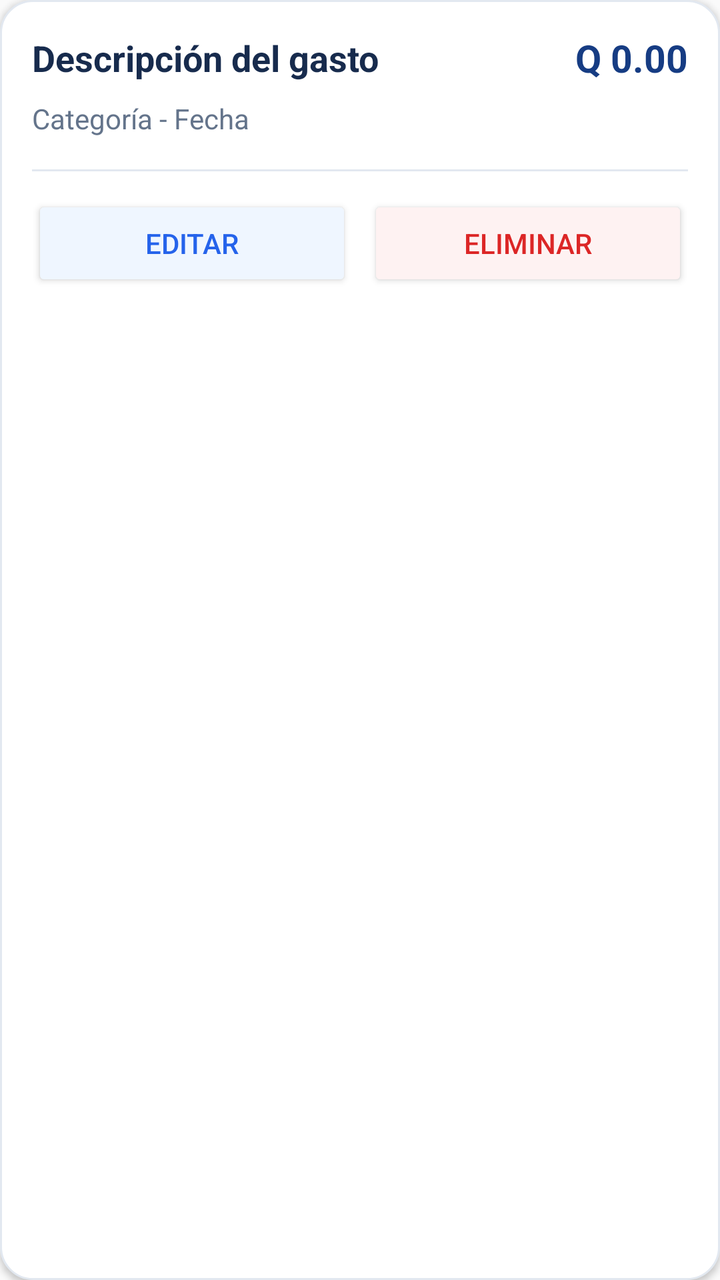
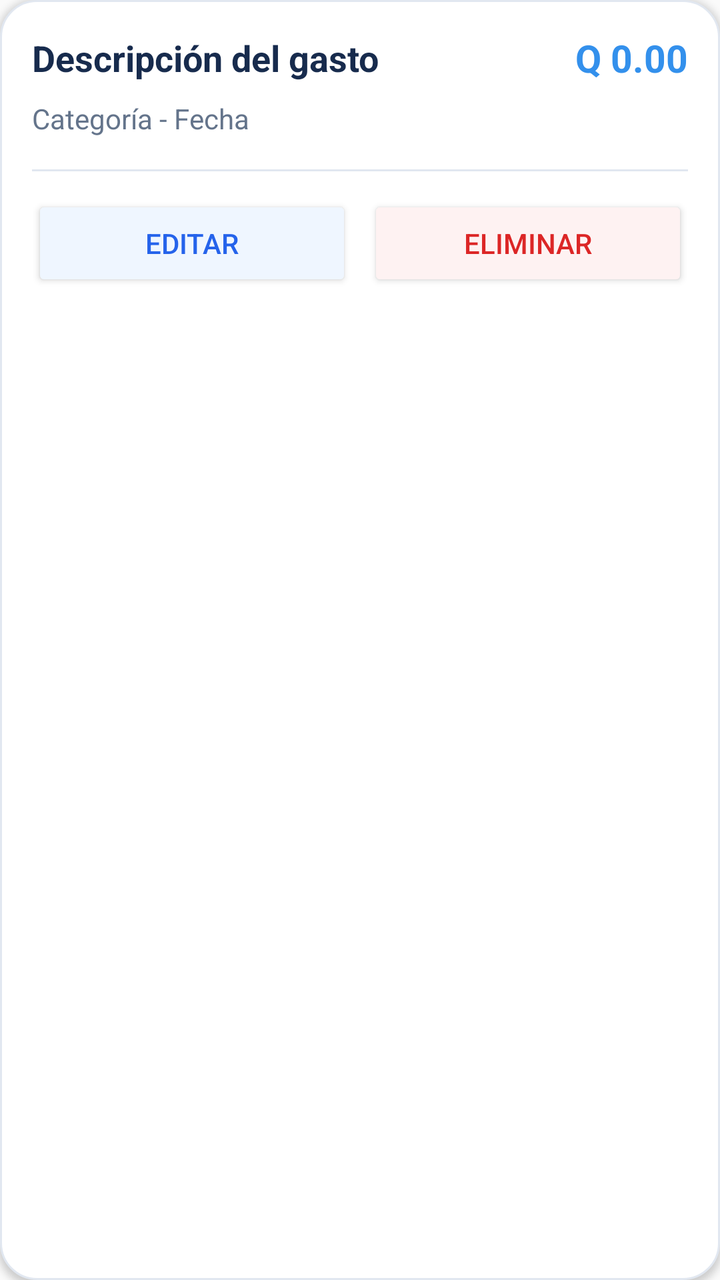

Two renders of the same Android screen: before a commit and after it. Below are the layout's source before the change and the commit's diff.
<!-- AndroidManifest.xml: application theme Theme.ControlGastos -->
<!-- res/layout/item_gasto.xml -->
<?xml version="1.0" encoding="utf-8"?>
<LinearLayout
    xmlns:android="http://schemas.android.com/apk/res/android"
    android:layout_width="match_parent"
    android:layout_height="wrap_content"
    android:layout_marginBottom="12dp"
    android:background="@drawable/bg_tarjeta_gasto"
    android:elevation="2dp"
    android:orientation="vertical"
    android:padding="16dp">

    
    <LinearLayout
        android:layout_width="match_parent"
        android:layout_height="wrap_content"
        android:orientation="horizontal"
        android:gravity="center_vertical">

        <TextView
            android:id="@+id/tvDescripcionGasto"
            android:layout_width="0dp"
            android:layout_height="wrap_content"
            android:layout_weight="1"
            android:layout_marginEnd="12dp"
            android:text="Descripción del gasto"
            android:textColor="#172B4D"
            android:textSize="18sp"
            android:textStyle="bold" />

        <TextView
            android:id="@+id/tvMontoGasto"
            android:layout_width="wrap_content"
            android:layout_height="wrap_content"
            android:text="Q 0.00"
            android:textColor="#163C83"
            android:textSize="19sp"
            android:textStyle="bold" />

    </LinearLayout>

    
    <TextView
        android:id="@+id/tvDetalleGasto"
        android:layout_width="match_parent"
        android:layout_height="wrap_content"
        android:layout_marginTop="8dp"
        android:text="Categoría - Fecha"
        android:textColor="#64748B"
        android:textSize="14sp" />

    
    <View
        android:layout_width="match_parent"
        android:layout_height="1dp"
        android:layout_marginTop="16dp"
        android:layout_marginBottom="12dp"
        android:background="#E2E8F0" />

    
    <LinearLayout
        android:layout_width="match_parent"
        android:layout_height="wrap_content"
        android:orientation="horizontal">

        <Button
            android:id="@+id/btnEditarGasto"
            android:layout_width="0dp"
            android:layout_height="48dp"
            android:layout_weight="1"
            android:layout_marginEnd="8dp"
            android:text="EDITAR"
            android:textColor="#2563EB"
            android:backgroundTint="#EFF6FF" />

        <Button
            android:id="@+id/btnEliminarGasto"
            android:layout_width="0dp"
            android:layout_height="48dp"
            android:layout_weight="1"
            android:text="ELIMINAR"
            android:textColor="#DC2626"
            android:backgroundTint="#FEF2F2" />

    </LinearLayout>

</LinearLayout>
<!-- resources referenced by this layout -->
<resources>
  <!-- drawable bg_tarjeta_gasto (drawable) -->
  <?xml version="1.0" encoding="utf-8"?>
  <shape xmlns:android="http://schemas.android.com/apk/res/android"
      android:shape="rectangle">
  
      <solid android:color="#FFFFFF" />
  
      <corners android:radius="16dp" />
  
      <stroke
          android:width="1dp"
          android:color="#E2E8F0" />
  
  </shape>
  <style name="Theme.ControlGastos" parent="Theme.AppCompat.DayNight.NoActionBar" />
</resources>

<!-- the commit's change to res/layout/item_gasto.xml (unified diff, before → after) -->
@@ -23,7 +23,7 @@
             android:layout_weight="1"
             android:layout_marginEnd="12dp"
             android:text="Descripción del gasto"
-            android:textColor="#172B4D"
+            android:textColor="@color/finance_text"
             android:textSize="18sp"
             android:textStyle="bold" />
 
@@ -32,7 +32,7 @@
             android:layout_width="wrap_content"
             android:layout_height="wrap_content"
             android:text="Q 0.00"
-            android:textColor="#163C83"
+            android:textColor="@color/finance_primary"
             android:textSize="19sp"
             android:textStyle="bold" />
 
@@ -45,7 +45,7 @@
         android:layout_height="wrap_content"
         android:layout_marginTop="8dp"
         android:text="Categoría - Fecha"
-        android:textColor="#64748B"
+        android:textColor="@color/finance_secondary_text"
         android:textSize="14sp" />
 
     
@@ -54,7 +54,7 @@
         android:layout_height="1dp"
         android:layout_marginTop="16dp"
         android:layout_marginBottom="12dp"
-        android:background="#E2E8F0" />
+        android:background="@color/finance_border" />
 
     
     <LinearLayout
<!-- resource entries referenced after the edit -->
@@ -1,19 +1,24 @@
 <!-- resources referenced by this layout -->
 <resources>
+  <color name="finance_border">#E1E7F0</color>
+  <color name="finance_primary">#3390EC</color>
+  <color name="finance_secondary_text">#64748B</color>
+  <color name="finance_text">#172B4D</color>
   <!-- drawable bg_tarjeta_gasto (drawable) -->
   <?xml version="1.0" encoding="utf-8"?>
   <shape xmlns:android="http://schemas.android.com/apk/res/android"
       android:shape="rectangle">
   
-      <solid android:color="#FFFFFF" />
+      <solid android:color="@color/finance_surface" />
   
-      <corners android:radius="16dp" />
+      <corners android:radius="18dp" />
   
       <stroke
           android:width="1dp"
-          android:color="#E2E8F0" />
+          android:color="@color/finance_border" />
   
   </shape>
   <style name="Theme.ControlGastos" parent="Theme.AppCompat.DayNight.NoActionBar" />
+  <color name="finance_surface">#FFFFFF</color>
 </resources>
 
